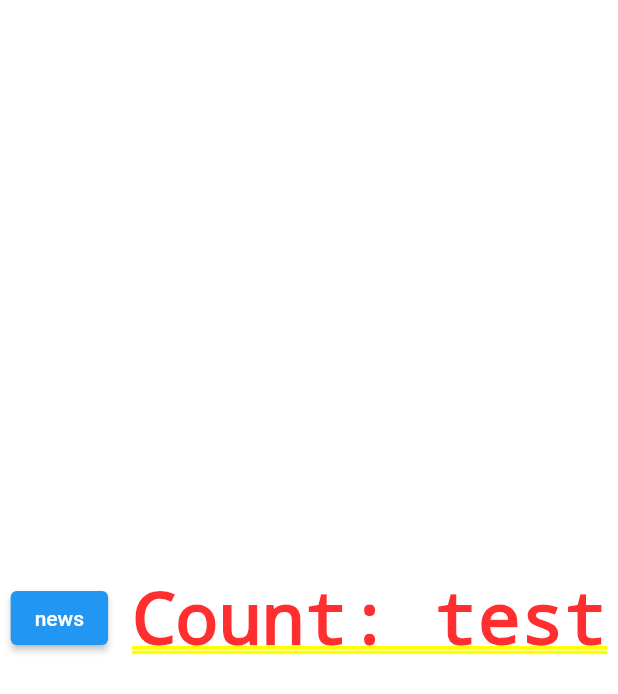
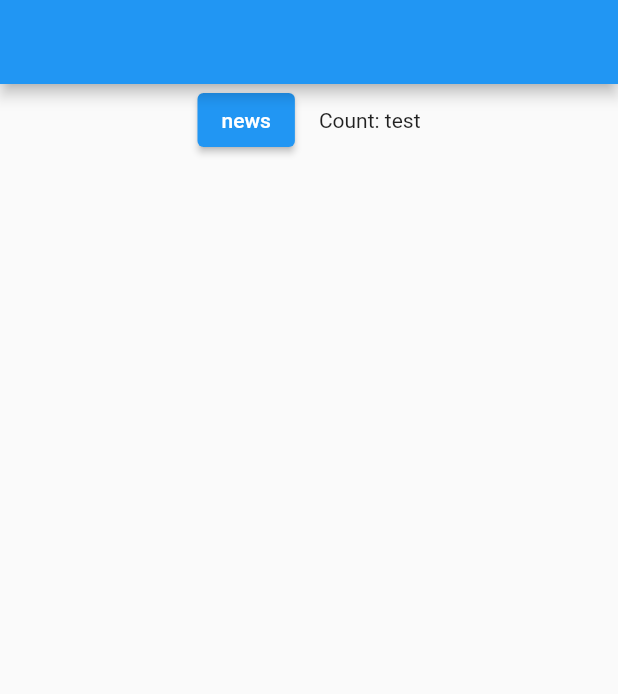
Before and after one commit to Lautaro124/osde_buttons, a Flutter app: the screen it shows after launch, on a phone screen of 412 x 824 dp. Shown: the top 694 px of the screen. Run offline on Flutter 3.47's test engine with Material 2 defaults, Android fonts, the phone set to English and light mode, and no system bars; our stand-ins replace dio.

Commit message:
Api and themes

```diff
--- /dev/null
+++ b/lib/assets/themes/theme_choise.dart
@@ -0,0 +1,6 @@
+import 'package:flutter/material.dart';
+
+class MyThemes {
+  static ThemeData darkTheme() => ThemeData.dark();
+  static ThemeData lightTheme() => ThemeData();
+}
--- a/lib/main.dart
+++ b/lib/main.dart
@@ -1,5 +1,6 @@
 import 'package:flutter/material.dart';
 
+import 'assets/themes/theme_choise.dart';
 import 'screens/login/login.dart';
 
 void main() {
@@ -9,14 +10,13 @@ void main() {
 class MyApp extends StatelessWidget {
   const MyApp({Key? key}) : super(key: key);
 
-  // This widget is the root of your application.
   @override
   Widget build(BuildContext context) {
     return MaterialApp(
       title: 'Flutter Demo',
-      theme: ThemeData(
-        primarySwatch: Colors.blue,
-      ),
+      themeMode: ThemeMode.system,
+      theme: MyThemes.lightTheme(),
+      darkTheme: MyThemes.darkTheme(),
       initialRoute: 'Login',
       routes: {
         'Login': (BuildContext context) => const Login(),
--- a/lib/screens/login/login.dart
+++ b/lib/screens/login/login.dart
@@ -1,4 +1,5 @@
 import 'package:flutter/material.dart';
+
 import '../../widget/generator_screen/screen_generator.dart';
 
 class Login extends StatefulWidget {
@@ -17,7 +18,8 @@ class _LoginState extends State<Login> {
   breakingNews() async {}
   @override
   Widget build(BuildContext context) {
-    return Row(
+    return screenGenerator(
+      child: Row(
         mainAxisAlignment: MainAxisAlignment.center,
         children: <Widget>[
           ElevatedButton(
@@ -25,8 +27,9 @@ class _LoginState extends State<Login> {
             child: const Text('news'),
           ),
           const SizedBox(width: 16),
-        Text('Count: test'),
+          const Text('Count: test'),
         ],
+      ),
     );
 //    return screenGenerator(child: Container());
   }
--- a/pubspec.yaml
+++ b/pubspec.yaml
@@ -34,6 +34,7 @@ dependencies:
   # The following adds the Cupertino Icons font to your application.
   # Use with the CupertinoIcons class for iOS style icons.
   cupertino_icons: ^1.0.2
+  dio: ^4.0.6
 
 dev_dependencies:
   flutter_test:
```
Also changed, not shown: lib/services/api.dart (+19 -0 lines), pubspec.lock. Lines whose indentation alone changed are shown as unchanged.
